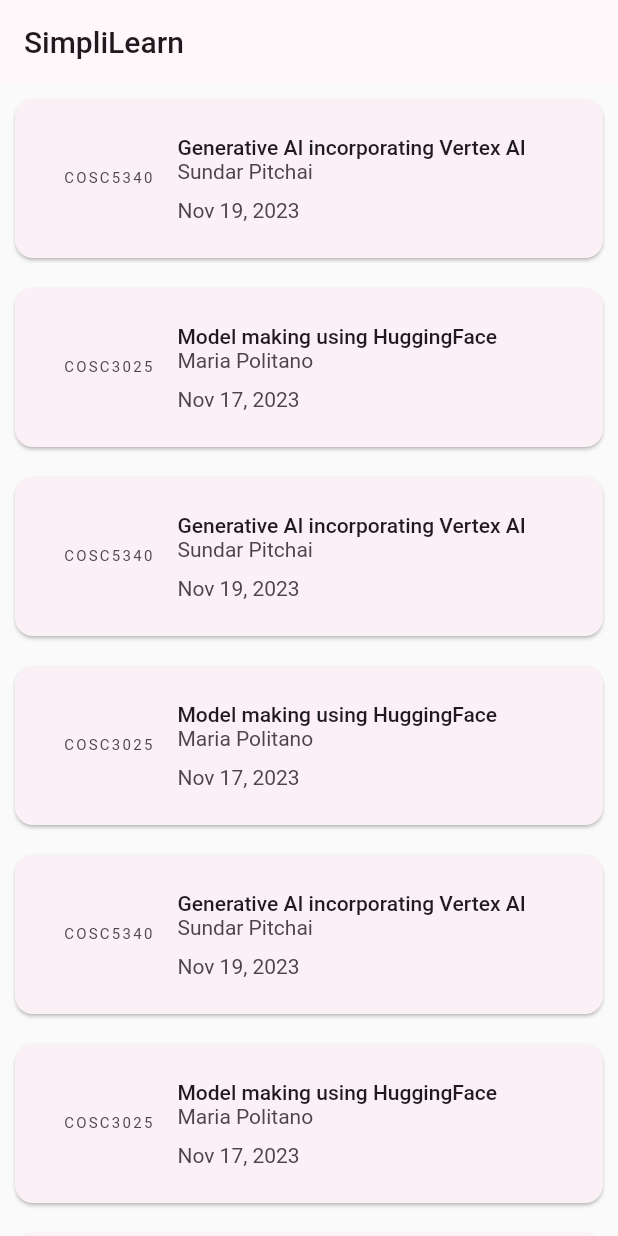
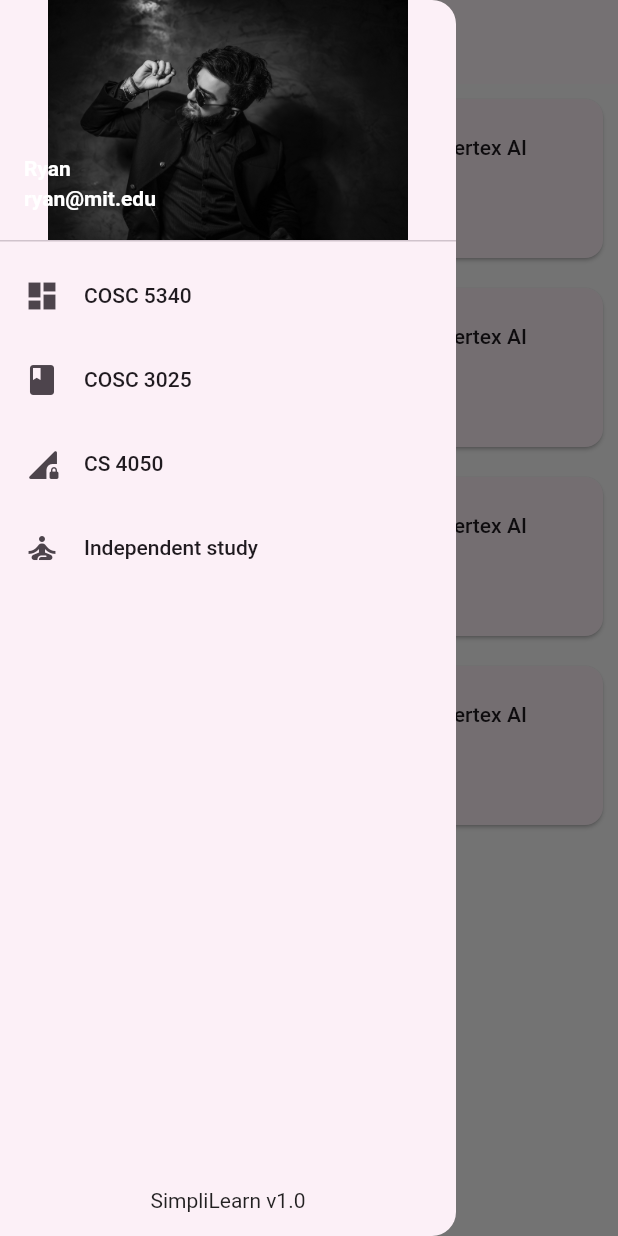
Before and after one commit to Mckenz31/AI_ATL, a Flutter app: the screen it shows after launch, with the side drawer open (before the commit the screen has no drawer), on a phone screen of 412 x 824 dp. Run offline on Flutter 3.47's test engine with Material 2 defaults, Android fonts, the phone set to English and light mode, and no system bars; our stand-ins replace file_picker; missing offline and left inert: flash_card.

Commit message:
Hamburger + Partial Dynamic dashboard + Navigation from Class content

```diff
--- a/frontend/lib/main.dart
+++ b/frontend/lib/main.dart
@@ -20,7 +20,7 @@
       theme:
       ThemeData().copyWith(useMaterial3: true, colorScheme: kColorScheme),
       debugShowCheckedModeBanner: false,
-      home: const DashBoard(),
+      home: const DashBoard(course: 'COSC5340'),
     ),
   );
 }
--- a/frontend/lib/widgets/class_content.dart
+++ b/frontend/lib/widgets/class_content.dart
@@ -1,7 +1,10 @@
+import 'package:flutter/foundation.dart';
 import 'package:flutter/material.dart';
 import 'package:frontend/data/dashboard_model.dart';
+import 'package:frontend/widgets/flashcards.dart';
 import 'package:frontend/widgets/generate_quiz.dart';
 import 'package:frontend/widgets/quiz_openended.dart';
+import 'package:frontend/widgets/summary_page.dart';
 
 class ClassContent extends StatefulWidget {
   const ClassContent({super.key, required this.classData});
@@ -83,12 +86,21 @@
   Widget build(BuildContext context) {
     return GestureDetector(
       onTap: () {
-        if (text == "Mockup quiz") {
+        if (text == "Summary") {
+          Navigator.of(context).push(MaterialPageRoute(builder: (context) => SummaryPage()));
+        }
+        else if (text == "Flashcards") {
+          Navigator.of(context).push(MaterialPageRoute(builder: (context) => FlashCards()));
+        }
+        else if (text == "Mockup quiz") {
           showModalBottomSheet(
             isScrollControlled: true,
             context: context,
             builder: ((ctx) => const GenerateQuiz()),
           );
+        }
+        else {
+          //
         }
       },
       child: Card(
@@ -99,14 +111,14 @@
           child: Column(
             children: [
               Expanded(
-                flex: 3, // 3/5 of the space for the image
+                flex: 3,
                 child: Image.asset(
                   assetImagePath,
                   fit: BoxFit.cover,
                 ),
               ),
               Expanded(
-                flex: 2, // 2/5 of the space for the text
+                flex: 2,
                 child: Center(
                   child: Text(
                     text,
@@ -131,6 +143,9 @@
   @override
   Widget build(BuildContext context) {
     return GestureDetector(
+      onTap: (){
+        Navigator.of(context).push(MaterialPageRoute(builder: (context) => const QuizOpenEnded(mcqCount: "10", trueFalseCount: "10", shortAnswersCount: "10") ));
+      },
       child: Card(
         clipBehavior: Clip.antiAlias,
         child: Container(
--- a/frontend/lib/widgets/dashboard.dart
+++ b/frontend/lib/widgets/dashboard.dart
@@ -2,60 +2,83 @@
 import 'package:frontend/data/dashboard_model.dart';
 import 'package:frontend/widgets/class_content.dart';
 import 'package:frontend/widgets/file_upload.dart';
+import 'package:frontend/widgets/hamburger.dart';
 
 class DashBoard extends StatefulWidget {
-  const DashBoard({super.key});
+  const DashBoard({super.key, required this.course});
+
+  final String course;
 
   @override
   State<DashBoard> createState() => _DashBoardState();
 }
 
 class _DashBoardState extends State<DashBoard> {
+  List<DashBoardItems> itemList = [];
   List<DashBoardItems> items = [
     DashBoardItems(
         className: 'COSC5340',
-        date: 'Nov 19, 2023',
+        date: 'Nov 17, 2023',
         classTitle: 'Generative AI incorporating Vertex AI',
         professor: 'Sundar Pitchai'),
     DashBoardItems(
         className: 'COSC3025',
-        date: 'Nov 17, 2023',
+        date: 'Nov 16, 2023',
+        classTitle: 'Model making using HuggingFace',
+        professor: 'Maria Politano'),
+    DashBoardItems(
+        className: 'COSC5340',
+        date: 'Nov 15, 2023',
+        classTitle: 'Generative AI incorporating Vertex AI',
+        professor: 'Sundar Pitchai'),
+    DashBoardItems(
+        className: 'COSC5340',
+        date: 'Nov 13, 2023',
+        classTitle: 'Generative AI incorporating Vertex AI',
+        professor: 'Sundar Pitchai'),
+    DashBoardItems(
+        className: 'COSC3025',
+        date: 'Nov 14, 2023',
         classTitle: 'Model making using HuggingFace',
         professor: 'Maria Politano'),
 
     DashBoardItems(
+        className: 'CS4050',
+        date: 'Nov 16, 2023',
+        classTitle: 'Advanced Networking',
+        professor: 'Frank Poden'),
+    DashBoardItems(
+        className: 'CS4050',
+        date: 'Nov 14, 2023',
+        classTitle: 'Advanced Networking',
+        professor: 'Frank Poden'),
+
+    DashBoardItems(
+        className: 'CS4050',
+        date: 'Nov 13, 2023',
+        classTitle: 'Advanced Networking',
+        professor: 'Frank Poden'),
+    DashBoardItems(
         className: 'COSC5340',
-        date: 'Nov 19, 2023',
+        date: 'Nov 10, 2023',
         classTitle: 'Generative AI incorporating Vertex AI',
         professor: 'Sundar Pitchai'),
-    DashBoardItems(
-        className: 'COSC3025',
-        date: 'Nov 17, 2023',
-        classTitle: 'Model making using HuggingFace',
-        professor: 'Maria Politano'),
+  ];
 
-    DashBoardItems(
-        className: 'COSC5340',
-        date: 'Nov 19, 2023',
-        classTitle: 'Generative AI incorporating Vertex AI',
-        professor: 'Sundar Pitchai'),
-    DashBoardItems(
-        className: 'COSC3025',
-        date: 'Nov 17, 2023',
-        classTitle: 'Model making using HuggingFace',
-        professor: 'Maria Politano'),
+  void selectItems(){
+    for (var i = 0; i<items.length; i++){
+      if(items[i].className == widget.course){
+        itemList.add(items[i]);
+      }
+    }
+  }
 
-    DashBoardItems(
-        className: 'COSC5340',
-        date: 'Nov 19, 2023',
-        classTitle: 'Generative AI incorporating Vertex AI',
-        professor: 'Sundar Pitchai'),
-    DashBoardItems(
-        className: 'COSC3025',
-        date: 'Nov 17, 2023',
-        classTitle: 'Model making using HuggingFace',
-        professor: 'Maria Politano'),
-  ];
+  @override
+  void initState() {
+    // TODO: implement initState
+    super.initState();
+    selectItems();
+  }
 
   @override
   Widget build(BuildContext context) {
@@ -63,6 +86,7 @@
       appBar: AppBar(
         title: const Text('SimpliLearn'),
       ),
+      drawer: const Hamburger(),
       body: Container(
           // decoration: const BoxDecoration(
           //   image: DecorationImage(
@@ -71,27 +95,27 @@
           //   ),
           // ),
           child: ListView.builder(
-        itemCount: items.length,
+        itemCount: itemList.length,
         itemBuilder: (ctx, index) {
           return GestureDetector(
             onTap: () {
-              Navigator.of(context).push(MaterialPageRoute(builder: (context) => ClassContent(classData: items[index],)));
+              Navigator.of(context).push(MaterialPageRoute(builder: (context) => ClassContent(classData: itemList[index],)));
             },
             child: Card(
               margin: const EdgeInsets.all(10.0),
               child: Padding(
                 padding: const EdgeInsets.all(16.0),
                 child: ListTile(
-                  leading: Text(items[index].className),
-                  title: Text(items[index].classTitle),
+                  leading: Text(itemList[index].className, style: const TextStyle(fontWeight: FontWeight.w700),),
+                  title: Text(itemList[index].classTitle),
                   subtitle:
                     Column(
                       mainAxisAlignment: MainAxisAlignment.start,
                       crossAxisAlignment: CrossAxisAlignment.start,
                       children: [
-                        Text(items[index].professor),
+                        Text(itemList[index].professor),
                         const SizedBox(height: 10,),
-                        Text(items[index].date)
+                        Text(itemList[index].date)
                       ],
                     )
                 ),
--- /dev/null
+++ b/frontend/lib/widgets/hamburger.dart
@@ -0,0 +1,84 @@
+import 'package:flutter/material.dart';
+import 'package:frontend/widgets/dashboard.dart';
+import 'package:frontend/widgets/file_upload.dart';
+
+class Hamburger extends StatefulWidget {
+  const Hamburger({super.key});
+
+  @override
+  State<Hamburger> createState() => _HamburgerState();
+}
+
+class _HamburgerState extends State<Hamburger> {
+  @override
+  Widget build(BuildContext context) {
+    return Drawer(
+      child: Column(
+        children: [
+          const UserAccountsDrawerHeader(
+            decoration: BoxDecoration(
+              image: DecorationImage(
+                image: AssetImage('assets/images/profile2.jpg'),
+              ),
+            ),
+            accountName: Text('Ryan', style: TextStyle(color: Colors.white, fontWeight: FontWeight.bold),),
+            accountEmail: Text('ryan@mit.edu',  style: TextStyle(color: Colors.white, fontWeight: FontWeight.bold),),
+          ),
+          ListTile(
+            leading: const Icon(Icons.dashboard),
+            title: const Text('COSC 5340'),
+            onTap: () {
+              Navigator.of(context).push(
+                MaterialPageRoute(
+                  builder: (context) => const DashBoard(course: 'COSC5340'),
+                ),
+              );
+            },
+          ),
+          ListTile(
+            leading: const Icon(Icons.book),
+            title: const Text('COSC 3025'),
+            onTap: () {
+              Navigator.of(context).push(
+                MaterialPageRoute(
+                  builder: (context) => const DashBoard(course: 'COSC3025'),
+                ),
+              );
+            },
+          ),
+          ListTile(
+            leading: const Icon(Icons.network_locked_rounded),
+            title: const Text('CS 4050'),
+            onTap: () {
+              Navigator.of(context).push(
+                MaterialPageRoute(
+                  builder: (context) => const DashBoard(course: 'CS4050'),
+                ),
+              );
+            },
+          ),
+          ListTile(
+            leading: const Icon(Icons.self_improvement),
+            title: const Text('Independent study'),
+            onTap: () {
+              Navigator.of(context).push(
+                MaterialPageRoute(
+                  builder: (context) => const FileUpload(),
+                ),
+              );
+            },
+          ),
+          const Expanded(
+            child: Align(
+              alignment: Alignment.bottomCenter,
+              child: Padding(
+                padding: EdgeInsets.all(16.0),
+                child: Text('SimpliLearn v1.0'),
+              ),
+            ),
+          ),
+        ],
+      ),
+    );
+  }
+}
--- a/frontend/lib/widgets/summary_page.dart
+++ b/frontend/lib/widgets/summary_page.dart
@@ -1,6 +1,4 @@
 import 'package:flutter/material.dart';
-import 'package:frontend/widgets/flashcards.dart';
-import 'package:frontend/widgets/quiz_openended.dart';
 
 class SummaryPage extends StatelessWidget {
   final Map<String, String> data = {
```
Also changed, not shown: frontend/assets/images/profile2.jpg (added), frontend/lib/data/dashboard_model.dart (line endings or trailing spaces).
